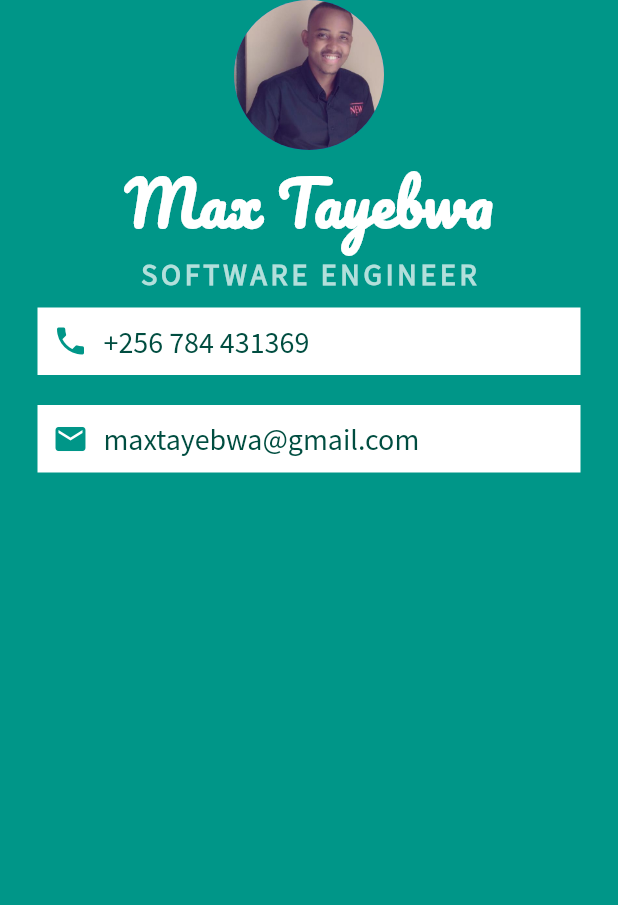
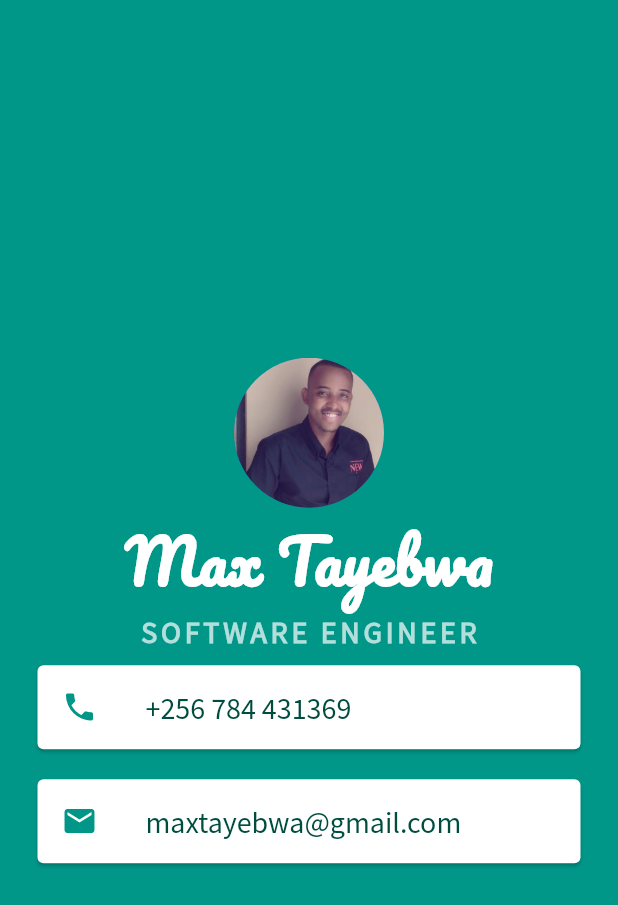
Before and after one commit to Maxondria/little_flutter_bizcard, a Flutter app: the screen it shows after launch, on a phone screen of 412 x 824 dp. Shown: the top 905 px of the screen. Run offline on Flutter 3.47's test engine with Material 2 defaults, Android fonts, the phone set to English and light mode, and no system bars.

Commit message:
replace containers with cards, and rows with Listtile() widget

```diff
--- a/lib/main.dart
+++ b/lib/main.dart
@@ -11,6 +11,7 @@ class MyApp extends StatelessWidget {
         backgroundColor: Colors.teal,
         body: SafeArea(
           child: Column(
+            mainAxisAlignment: MainAxisAlignment.center,
             children: <Widget>[
               CircleAvatar(
                 radius: 50.0,
@@ -33,50 +34,36 @@ class MyApp extends StatelessWidget {
                     fontWeight: FontWeight.bold,
                     letterSpacing: 2.5),
               ),
-              Container(
-                color: Colors.white,
+              Card(
                 margin: EdgeInsets.symmetric(vertical: 10.0, horizontal: 25.0),
-                padding: EdgeInsets.all(10.0),
-                child: Row(
-                  children: <Widget>[
-                    Icon(
+                child: ListTile(
+                  leading: Icon(
                     Icons.phone,
                     color: Colors.teal,
                   ),
-                    SizedBox(
-                      width: 10.0,
-                    ),
-                    Text(
+                  title: Text(
                     '+256 784 431369',
                     style: TextStyle(
                         color: Colors.teal[900],
                         fontFamily: 'SourceSansPro',
                         fontSize: 20.0),
                   ),
-                  ],
                 ),
               ),
-              Container(
-                color: Colors.white,
+              Card(
                 margin: EdgeInsets.symmetric(vertical: 10.0, horizontal: 25.0),
-                padding: EdgeInsets.all(10.0),
-                child: Row(
-                  children: <Widget>[
-                    Icon(
+                child: ListTile(
+                  leading: Icon(
                     Icons.email,
                     color: Colors.teal,
                   ),
-                    SizedBox(
-                      width: 10.0,
-                    ),
-                    Text(
+                  title: Text(
                     'maxtayebwa@gmail.com',
                     style: TextStyle(
                         color: Colors.teal[900],
                         fontFamily: 'SourceSansPro',
                         fontSize: 20.0),
                   ),
-                  ],
                 ),
               )
             ],
```
Lines whose indentation alone changed are shown as unchanged.
